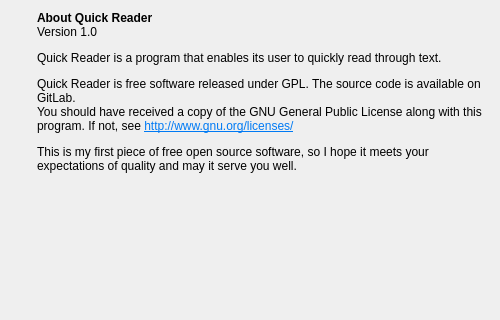
Above: aboutquickreader.ui from kik4444/quickreader-qt before the change; both pictures show x 0 to 500 and y 0 to 320 of the 500 by 500 pixel window. Below: the same form after it.
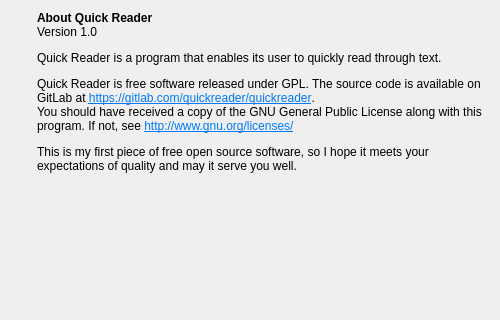
That is the form after the change. Icons and pictures are not drawn.

Commit message: Added link to gitlab source code in the about page

```diff
--- a/aboutquickreader.ui
+++ b/aboutquickreader.ui
@@ -58,7 +58,7 @@
      <item>
       <widget class="QLabel" name="label_2">
        <property name="text">
-        <string>&lt;html&gt;&lt;head/&gt;&lt;body&gt;&lt;p&gt;&lt;span style=&quot; font-weight:600;&quot;&gt;About Quick Reader&lt;br/&gt;&lt;/span&gt;&lt;span style=&quot; font-weight:400;&quot;&gt;Version 1.0&lt;/span&gt;&lt;/p&gt;&lt;p&gt;Quick Reader is a program that enables its user to quickly read through text.&lt;/p&gt;&lt;p&gt;Quick Reader is free software released under GPL. The source code is available on GitLab.&lt;br/&gt;You should have received a copy of the GNU General Public License along with this program. If not, see &lt;a href=&quot;http://www.gnu.org/licenses/&quot;&gt;&lt;span style=&quot; text-decoration: underline; color:#007af4;&quot;&gt;http://www.gnu.org/licenses/&lt;/span&gt;&lt;/a&gt;&lt;/p&gt;&lt;p&gt;This is my first piece of free open source software, so I hope it meets your expectations of quality and may it serve you well.&lt;/p&gt;&lt;/body&gt;&lt;/html&gt;</string>
+        <string>&lt;html&gt;&lt;head/&gt;&lt;body&gt;&lt;p&gt;&lt;span style=&quot; font-weight:600;&quot;&gt;About Quick Reader&lt;br/&gt;&lt;/span&gt;Version 1.0&lt;/p&gt;&lt;p&gt;Quick Reader is a program that enables its user to quickly read through text.&lt;/p&gt;&lt;p&gt;Quick Reader is free software released under GPL. The source code is available on GitLab at &lt;a href=&quot;https://gitlab.com/quickreader/quickreader&quot;&gt;&lt;span style=&quot; text-decoration: underline; color:#007af4;&quot;&gt;https://gitlab.com/quickreader/quickreader&lt;/span&gt;&lt;/a&gt;.&lt;br/&gt;You should have received a copy of the GNU General Public License along with this program. If not, see &lt;a href=&quot;http://www.gnu.org/licenses/&quot;&gt;&lt;span style=&quot; text-decoration: underline; color:#007af4;&quot;&gt;http://www.gnu.org/licenses/&lt;/span&gt;&lt;/a&gt;&lt;/p&gt;&lt;p&gt;This is my first piece of free open source software, so I hope it meets your expectations of quality and may it serve you well.&lt;/p&gt;&lt;/body&gt;&lt;/html&gt;</string>
        </property>
        <property name="wordWrap">
         <bool>true</bool>
```
The commit also changes 24 other files.
